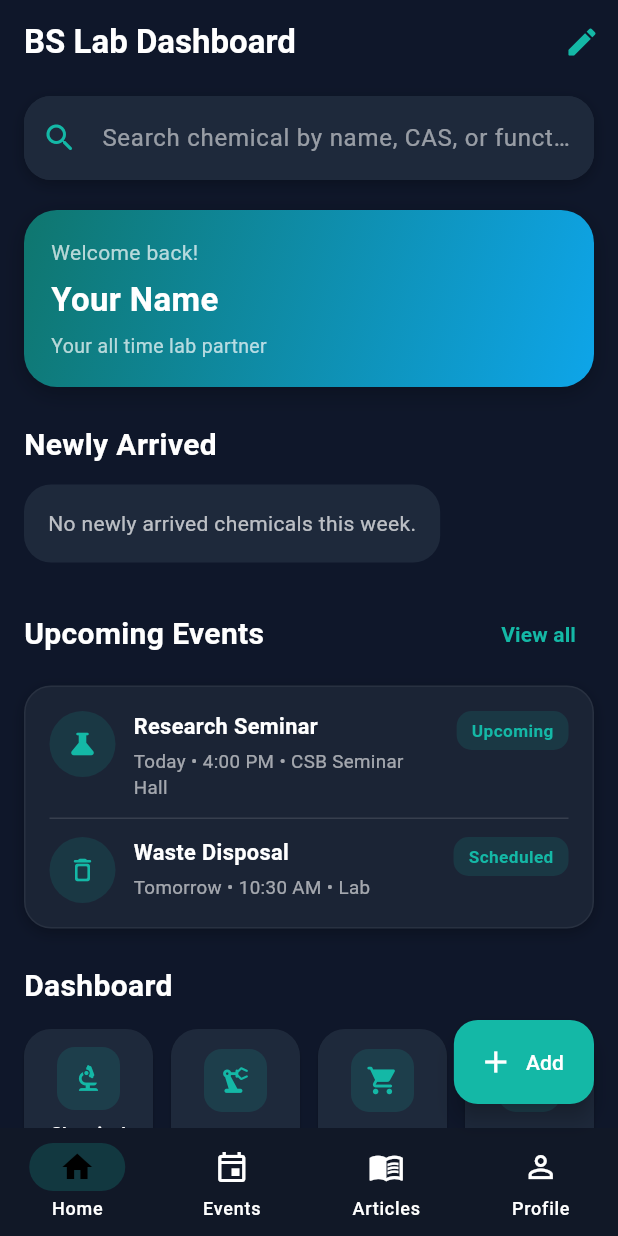
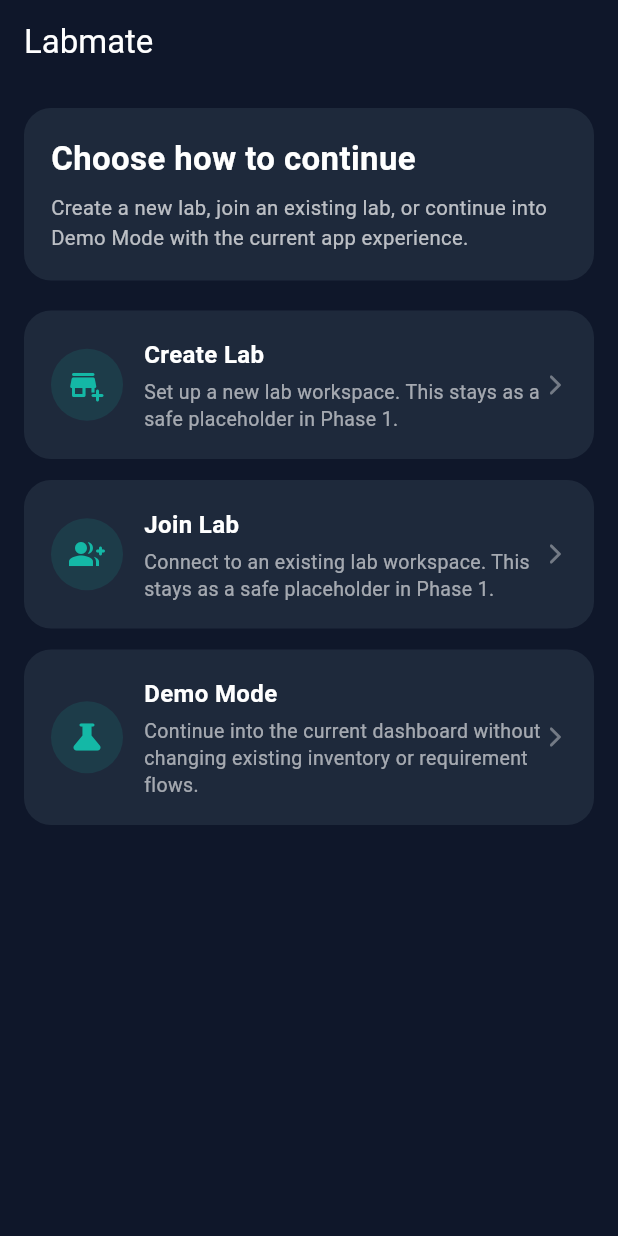
Before and after one commit to sandibag3/bs_lab_app, a Flutter app: the screen it shows once a user with an empty profile is signed in, on a phone screen of 412 x 824 dp. Run offline on Flutter 3.47's test engine with Material 3 defaults, Android fonts, the phone set to English and light mode, and no system bars; our stand-ins replace cloud_firestore, csv, file_picker, firebase_core, shared_preferences; missing offline and left inert: excel; accounts and stored records are empty.

Commit message:
Verified Phase 1 route flow locally

```diff
--- a/lib/auth_gate.dart
+++ b/lib/auth_gate.dart
@@ -1,7 +1,7 @@
 import 'package:firebase_auth/firebase_auth.dart';
 import 'package:flutter/material.dart';
 import 'app_state.dart';
-import 'screens/home_screen.dart';
+import 'screens/lab_access_screen.dart';
 import 'screens/welcome_screen.dart';
 
 class AuthGate extends StatelessWidget {
@@ -26,7 +26,7 @@ class AuthGate extends StatelessWidget {
         }
 
         if (snapshot.hasData) {
-          return HomeScreen(appState: appState);
+          return LabAccessScreen(appState: appState);
         }
 
         return WelcomeScreen(appState: appState);
--- a/lib/main.dart
+++ b/lib/main.dart
@@ -28,7 +28,7 @@ class BSLabApp extends StatelessWidget {
       builder: (context, _) {
         return MaterialApp(
           debugShowCheckedModeBanner: false,
-          title: 'BS Lab',
+          title: 'Labmate',
           theme: ThemeData(
             useMaterial3: true,
             brightness: Brightness.dark,
--- a/lib/screens/home_dashboard_tab.dart
+++ b/lib/screens/home_dashboard_tab.dart
@@ -132,7 +132,7 @@ class HomeDashboardTab extends StatelessWidget {
                       const SizedBox(height: 6),
                       Text(
                         profile.about.trim().isEmpty
-                            ? 'Your all time lab partner'
+                            ? 'Your chemistry lab partner'
                             : profile.about,
                         style: const TextStyle(
                           color: Colors.white70,
--- a/lib/screens/home_screen.dart
+++ b/lib/screens/home_screen.dart
@@ -114,7 +114,7 @@ class _HomeScreenState extends State<HomeScreen> {
       case 3:
         return 'Edit Profile';
       default:
-        return 'BS Lab Dashboard';
+        return 'Labmate Dashboard';
     }
   }
 
--- /dev/null
+++ b/lib/screens/lab_access_screen.dart
@@ -0,0 +1,179 @@
+import 'package:flutter/material.dart';
+import '../app_state.dart';
+import 'create_lab_screen.dart';
+import 'home_screen.dart';
+import 'join_lab_screen.dart';
+
+class LabAccessScreen extends StatelessWidget {
+  final AppState appState;
+
+  const LabAccessScreen({
+    super.key,
+    required this.appState,
+  });
+
+  Widget _buildOptionCard({
+    required IconData icon,
+    required String title,
+    required String subtitle,
+    required VoidCallback onTap,
+  }) {
+    return Container(
+      margin: const EdgeInsets.only(bottom: 14),
+      child: Material(
+        color: const Color(0xFF1E293B),
+        borderRadius: BorderRadius.circular(18),
+        child: InkWell(
+          borderRadius: BorderRadius.circular(18),
+          onTap: onTap,
+          child: Padding(
+            padding: const EdgeInsets.all(18),
+            child: Row(
+              children: [
+                CircleAvatar(
+                  radius: 24,
+                  backgroundColor: const Color(0x2214B8A6),
+                  child: Icon(
+                    icon,
+                    color: const Color(0xFF14B8A6),
+                  ),
+                ),
+                const SizedBox(width: 14),
+                Expanded(
+                  child: Column(
+                    crossAxisAlignment: CrossAxisAlignment.start,
+                    children: [
+                      Text(
+                        title,
+                        style: const TextStyle(
+                          color: Colors.white,
+                          fontSize: 16,
+                          fontWeight: FontWeight.w700,
+                        ),
+                      ),
+                      const SizedBox(height: 4),
+                      Text(
+                        subtitle,
+                        style: const TextStyle(
+                          color: Colors.white60,
+                          fontSize: 13,
+                          height: 1.4,
+                        ),
+                      ),
+                    ],
+                  ),
+                ),
+                const Icon(
+                  Icons.arrow_forward_ios_rounded,
+                  size: 16,
+                  color: Colors.white38,
+                ),
+              ],
+            ),
+          ),
+        ),
+      ),
+    );
+  }
+
+  void _openCreateLab(BuildContext context) {
+    Navigator.push(
+      context,
+      MaterialPageRoute(
+        builder: (_) => const CreateLabScreen(),
+      ),
+    );
+  }
+
+  void _openJoinLab(BuildContext context) {
+    Navigator.push(
+      context,
+      MaterialPageRoute(
+        builder: (_) => const JoinLabScreen(),
+      ),
+    );
+  }
+
+  void _openDemoMode(BuildContext context) {
+    Navigator.push(
+      context,
+      MaterialPageRoute(
+        builder: (_) => HomeScreen(appState: appState),
+      ),
+    );
+  }
+
+  @override
+  Widget build(BuildContext context) {
+    return Scaffold(
+      appBar: AppBar(
+        title: const Text(
+          'Labmate',
+          style: TextStyle(color: Colors.white),
+        ),
+      ),
+      body: SafeArea(
+        child: Padding(
+          padding: const EdgeInsets.all(16),
+          child: Column(
+            crossAxisAlignment: CrossAxisAlignment.start,
+            children: [
+              Container(
+                width: double.infinity,
+                padding: const EdgeInsets.all(18),
+                decoration: BoxDecoration(
+                  color: const Color(0xFF1E293B),
+                  borderRadius: BorderRadius.circular(18),
+                ),
+                child: const Column(
+                  crossAxisAlignment: CrossAxisAlignment.start,
+                  children: [
+                    Text(
+                      'Choose how to continue',
+                      style: TextStyle(
+                        color: Colors.white,
+                        fontSize: 22,
+                        fontWeight: FontWeight.bold,
+                      ),
+                    ),
+                    SizedBox(height: 8),
+                    Text(
+                      'Create a new lab, join an existing lab, or continue into Demo Mode with the current app experience.',
+                      style: TextStyle(
+                        color: Colors.white70,
+                        fontSize: 13.5,
+                        height: 1.45,
+                      ),
+                    ),
+                  ],
+                ),
+              ),
+              const SizedBox(height: 20),
+              _buildOptionCard(
+                icon: Icons.add_business_rounded,
+                title: 'Create Lab',
+                subtitle:
+                    'Set up a new lab workspace. This stays as a safe placeholder in Phase 1.',
+                onTap: () => _openCreateLab(context),
+              ),
+              _buildOptionCard(
+                icon: Icons.group_add_rounded,
+                title: 'Join Lab',
+                subtitle:
+                    'Connect to an existing lab workspace. This stays as a safe placeholder in Phase 1.',
+                onTap: () => _openJoinLab(context),
+              ),
+              _buildOptionCard(
+                icon: Icons.science_rounded,
+                title: 'Demo Mode',
+                subtitle:
+                    'Continue into the current dashboard without changing existing inventory or requirement flows.',
+                onTap: () => _openDemoMode(context),
+              ),
+            ],
+          ),
+        ),
+      ),
+    );
+  }
+}
--- a/lib/screens/welcome_screen.dart
+++ b/lib/screens/welcome_screen.dart
@@ -1,6 +1,6 @@
 import 'package:flutter/material.dart';
 import '../app_state.dart';
-import 'home_screen.dart';
+import 'login_screen.dart';
 
 class WelcomeScreen extends StatelessWidget {
   final AppState appState;
@@ -52,7 +52,7 @@ class WelcomeScreen extends StatelessWidget {
             ),
             const SizedBox(height: 28),
             const Text(
-              'BS Lab',
+              'Labmate',
               textAlign: TextAlign.center,
               style: TextStyle(
                 fontSize: 30,
@@ -62,7 +62,7 @@ class WelcomeScreen extends StatelessWidget {
             ),
             const SizedBox(height: 14),
             const Text(
-              'Welcome to BS Lab\nYour all time lab partner.',
+              'Welcome to Labmate\nYour chemistry lab partner.',
               textAlign: TextAlign.center,
               style: TextStyle(
                 fontSize: 17,
@@ -75,10 +75,10 @@ class WelcomeScreen extends StatelessWidget {
               width: double.infinity,
               child: ElevatedButton(
                 onPressed: () {
-                  Navigator.pushReplacement(
+                  Navigator.push(
                     context,
                     MaterialPageRoute(
-                      builder: (context) => HomeScreen(appState: appState),
+                      builder: (context) => LoginScreen(appState: appState),
                     ),
                   );
                 },
@@ -91,14 +91,14 @@ class WelcomeScreen extends StatelessWidget {
                   ),
                 ),
                 child: const Text(
-                  'Continue',
+                  'Sign In / Sign Up',
                   style: TextStyle(fontSize: 16, fontWeight: FontWeight.w600),
                 ),
               ),
             ),
             const SizedBox(height: 16),
             const Text(
-              'Login / Signup screens can be connected here later.',
+              'Sign in to continue, then create a lab, join a lab, or enter Demo Mode.',
               textAlign: TextAlign.center,
               style: TextStyle(
                 fontSize: 13,
```
Also changed, not shown: lib/screens/create_lab_screen.dart (added, +53 -0 lines), lib/screens/join_lab_screen.dart (added, +53 -0 lines), lib/screens/login_screen.dart (+36 -33 lines).
